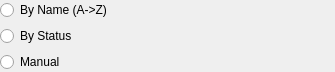
silvansky/Contacts, file src/plugins/rostersview/rostercontactorderoptions.ui: the form before one commit.
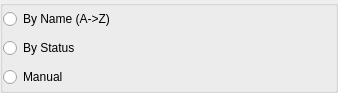
The form after the commit.

Diff of the .ui file:
```diff
--- a/src/plugins/rostersview/rostercontactorderoptions.ui
+++ b/src/plugins/rostersview/rostercontactorderoptions.ui
@@ -6,8 +6,8 @@
    <rect>
     <x>0</x>
     <y>0</y>
-    <width>335</width>
-    <height>63</height>
+    <width>338</width>
+    <height>93</height>
    </rect>
   </property>
   <layout class="QVBoxLayout" name="verticalLayout">
@@ -15,24 +15,39 @@
     <number>0</number>
    </property>
    <item>
+    <widget class="QGroupBox" name="groupBox">
+     <property name="title">
+      <string/>
+     </property>
+     <property name="flat">
+      <bool>true</bool>
+     </property>
+     <layout class="QGridLayout" name="gridLayout">
+      <property name="margin">
+       <number>0</number>
+      </property>
+      <item row="0" column="0">
     <widget class="QRadioButton" name="rbtOrderByName">
      <property name="text">
       <string>By Name (A-&gt;Z)</string>
      </property>
     </widget>
    </item>
-   <item>
+      <item row="1" column="0">
     <widget class="QRadioButton" name="rbtOrderByStatus">
      <property name="text">
       <string>By Status</string>
      </property>
     </widget>
    </item>
-   <item>
+      <item row="2" column="0">
     <widget class="QRadioButton" name="rbtOrderManualy">
      <property name="text">
       <string>Manual</string>
      </property>
+       </widget>
+      </item>
+     </layout>
     </widget>
    </item>
   </layout>
```
Lines whose indentation alone changed are shown as unchanged.
